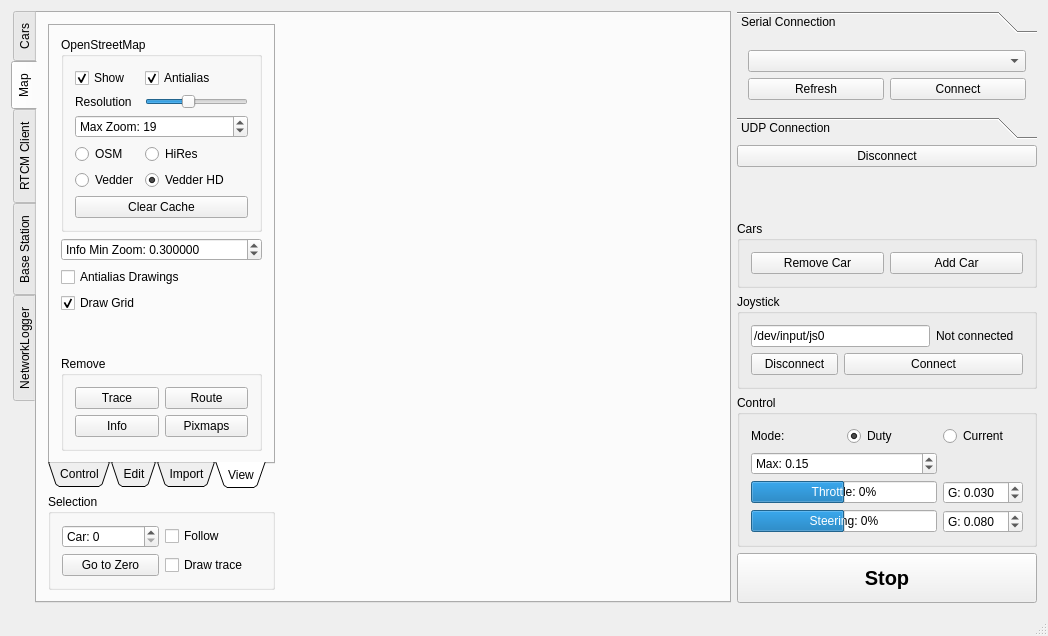
Above: Linux/RC_Car_Tool/mainwindow.ui from vedderb/rise_sdvp before the change. Below: the same form after it.
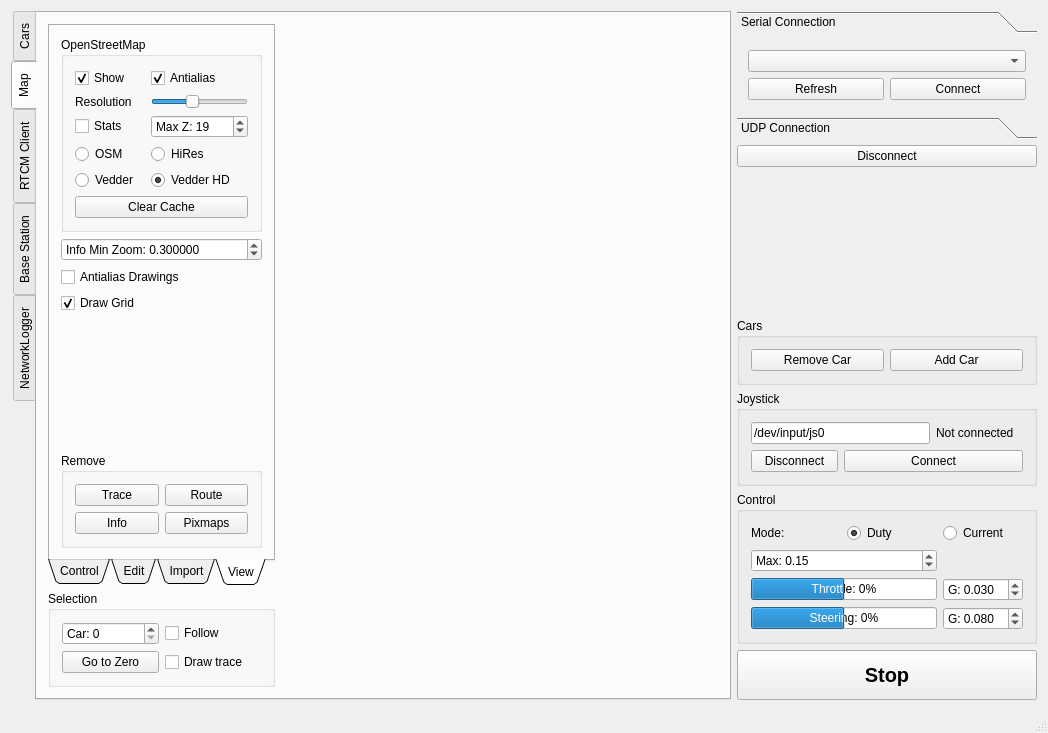
That is the form after the change. The open tabs and pages were chosen to show the change. Custom widgets are drawn as their Qt base class.

```diff
--- a/Linux/RC_Car_Tool/mainwindow.ui
+++ b/Linux/RC_Car_Tool/mainwindow.ui
@@ -7,7 +7,7 @@
     <x>0</x>
     <y>0</y>
     <width>1048</width>
-    <height>636</height>
+    <height>733</height>
    </rect>
   </property>
   <property name="windowTitle">
@@ -371,21 +371,21 @@
                    </property>
                   </widget>
                  </item>
-                 <item row="5" column="0" colspan="2">
+                 <item row="6" column="0" colspan="3">
                   <widget class="QPushButton" name="mapOsmClearCacheButton">
                    <property name="text">
                     <string>Clear Cache</string>
                    </property>
                   </widget>
                  </item>
-                 <item row="4" column="0">
+                 <item row="5" column="0">
                   <widget class="QRadioButton" name="mapOsmServerVedderButton">
                    <property name="text">
                     <string>Vedder</string>
                    </property>
                   </widget>
                  </item>
-                 <item row="3" column="1">
+                 <item row="4" column="2">
                   <widget class="QRadioButton" name="mapOsmServerHiResButton">
                    <property name="text">
                     <string>HiRes</string>
@@ -405,34 +405,34 @@
                    </property>
                   </widget>
                  </item>
-                 <item row="0" column="1">
-                  <widget class="QCheckBox" name="mapAntialiasOsmBox">
-                   <property name="text">
-                    <string>Antialias</string>
-                   </property>
-                   <property name="checked">
-                    <bool>true</bool>
-                   </property>
-                  </widget>
-                 </item>
-                 <item row="4" column="1">
-                  <widget class="QRadioButton" name="mapOsmServerVedderHdButton">
-                   <property name="text">
-                    <string>Vedder HD</string>
-                   </property>
-                   <property name="checked">
-                    <bool>true</bool>
-                   </property>
-                  </widget>
-                 </item>
-                 <item row="3" column="0">
+                 <item row="4" column="0">
                   <widget class="QRadioButton" name="mapOsmServerOsmButton">
                    <property name="text">
                     <string>OSM</string>
                    </property>
                   </widget>
                  </item>
-                 <item row="1" column="1">
+                 <item row="5" column="2">
+                  <widget class="QRadioButton" name="mapOsmServerVedderHdButton">
+                   <property name="text">
+                    <string>Vedder HD</string>
+                   </property>
+                   <property name="checked">
+                    <bool>true</bool>
+                   </property>
+                  </widget>
+                 </item>
+                 <item row="0" column="2">
+                  <widget class="QCheckBox" name="mapAntialiasOsmBox">
+                   <property name="text">
+                    <string>Antialias</string>
+                   </property>
+                   <property name="checked">
+                    <bool>true</bool>
+                   </property>
+                  </widget>
+                 </item>
+                 <item row="1" column="2">
                   <widget class="QSlider" name="mapOsmResSlider">
                    <property name="minimum">
                     <number>30</number>
@@ -448,10 +448,17 @@
                    </property>
                   </widget>
                  </item>
-                 <item row="2" column="0" colspan="2">
+                 <item row="2" column="0">
+                  <widget class="QCheckBox" name="mapOsmStatsBox">
+                   <property name="text">
+                    <string>Stats</string>
+                   </property>
+                  </widget>
+                 </item>
+                 <item row="2" column="2">
                   <widget class="QSpinBox" name="mapOsmMaxZoomBox">
                    <property name="prefix">
-                    <string>Max Zoom: </string>
+                    <string>Max Z: </string>
                    </property>
                    <property name="maximum">
                     <number>22</number>
```
